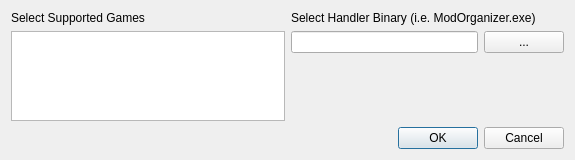
First picture: the form in tools/nxmhandler/src/addbinarydialog.ui, repository Holt59/mo2-merge, before the edit.
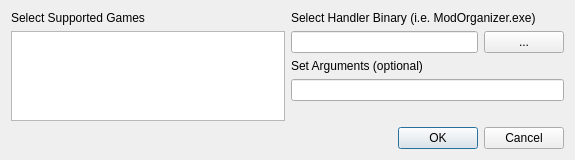
Second picture: the form after the edit.

Commit message:
[nxmhandler] Add support for passing arguments to registered binaries
This is primarily to support Vortex which requires a -d argument to pass it an NXM link.  Should also support Kortex and anything else that uses a similar method.

What changed in the file:
```diff
--- a/tools/nxmhandler/src/addbinarydialog.ui
+++ b/tools/nxmhandler/src/addbinarydialog.ui
@@ -63,6 +63,16 @@
          </item>
         </layout>
        </item>
+       <item>
+        <widget class="QLabel" name="label_3">
+         <property name="text">
+          <string>Set Arguments (optional)</string>
+         </property>
+        </widget>
+       </item>
+       <item>
+        <widget class="QLineEdit" name="argumentsEdit"/>
+       </item>
        <item>
         <spacer name="verticalSpacer">
          <property name="orientation">
```
The commit also changes 7 other files.
